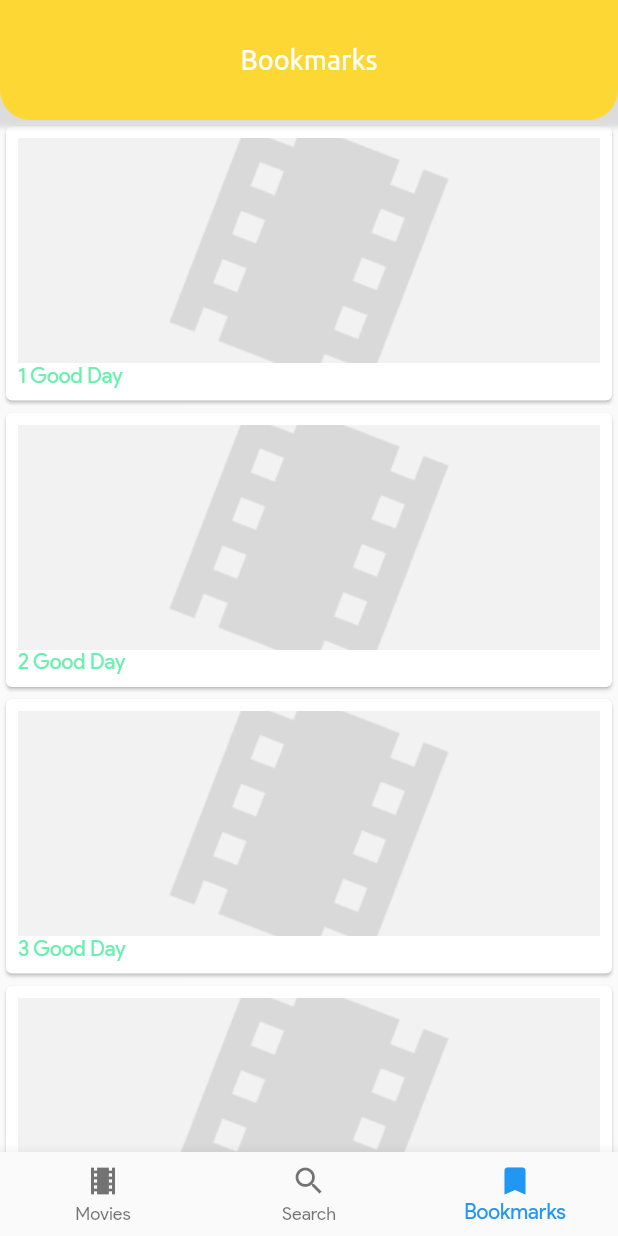
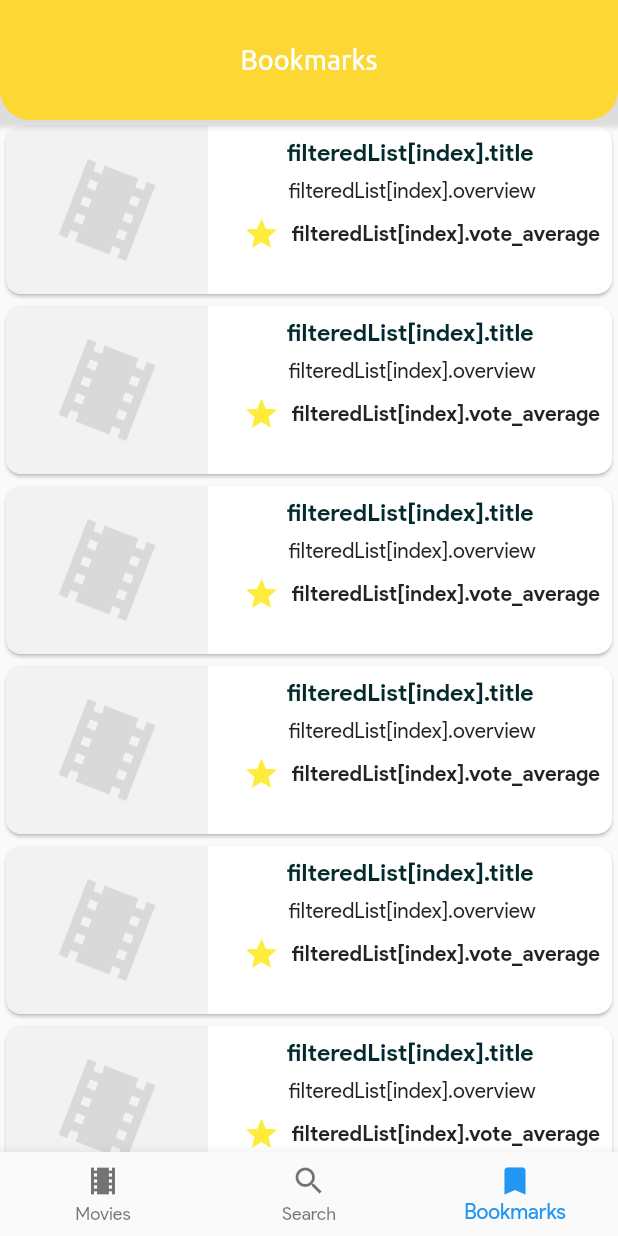
Before and after one commit to ismailnurudeen/Talita, a Flutter app: the screen it shows after launch, item 3 of the bottom bar chosen, on a phone screen of 412 x 824 dp. Run offline on Flutter 3.47's test engine with Material 2 defaults, Android fonts, the phone set to English and light mode, and no system bars; our stand-ins replace hive, youtube_player_flutter; accounts and stored records are empty; generated files the repository leaves out were written again; network calls fail.

```diff
--- a/lib/bookmark_page.dart
+++ b/lib/bookmark_page.dart
@@ -1,11 +1,16 @@
 import 'package:flutter/material.dart';
+import 'package:hive/hive.dart';
 import 'package:talita/resources.dart';
+
+import 'api.dart';
+import 'image_config.dart';
+import 'movie_details_page.dart';
 
 class BookmarkPage extends StatelessWidget {
   @override
   Widget build(BuildContext context) {
     List<Widget> tenCards = List.generate(10, (index) {
-      return getBookmarkItem(index + 1);
+      return BuildBookmarkItem(context, index + 1);
     });
     return Scaffold(
         body: ListView(
@@ -13,31 +18,98 @@ class BookmarkPage extends StatelessWidget {
     ));
   }
 
-  getBookmarkItem(int index) {
-    return Container(
-      child: Card(
-          child: InkWell(
-        splashColor: ColorRes.lightCornYellow,
-        onTap: () {
-          print("Bookmark Clicked");
-        },
-        child: Padding(
-          padding: const EdgeInsets.all(8.0),
-          child: Column(
-            crossAxisAlignment: CrossAxisAlignment.stretch,
-            mainAxisAlignment: MainAxisAlignment.center,
+  BuildBookmarkItem(BuildContext context, int index) {
+    return GestureDetector(
+      // onTap: () => Navigator.of(context).push(
+      //   MaterialPageRoute(
+      //     builder: (context) => MovieDetailsPage(movie: filteredList[index]),
+      //   ),
+      // ),
+      child: Container(
+        height: 120,
+        child: Card(
+          shape: RoundedRectangleBorder(
+            borderRadius: BorderRadius.all(Radius.circular(10)),
+          ),
+          child: Row(
             children: <Widget>[
-              Image.asset(
-                'images/movie-placeholder.gif',
-                height: 150,
-                fit: BoxFit.cover,
+              Expanded(
+                flex: 1,
+                child: Container(
+                  child: ClipRRect(
+                    borderRadius: BorderRadius.only(
+                        topLeft: Radius.circular(10),
+                        bottomLeft: Radius.circular(10)),
+                    child: Image.asset(
+                      "images/movie-placeholder.gif",
+                      fit: BoxFit.cover,
+                      height: 120,
+                    ),
+                    //  Image.network(
+                    //   Api().getImageUrl(
+                    //       path:
+                    //           filteredList[index].poster_path,
+                    //       size: PosterSizes.w500),
+                    //   fit: BoxFit.cover,
+                    //   height: 120,
+                    // ),
+                  ),
+                ),
               ),
-              Text("$index Good Day",
-                  style: TextStyle(color:ColorRes.greenAccent))
+              Expanded(
+                flex: 2,
+                child: Padding(
+                  padding: const EdgeInsets.all(8.0),
+                  child: Column(
+                    children: <Widget>[
+                      Text("filteredList[index].title",
+                          style: TextStyle(
+                              fontSize: 16,
+                              color: ColorRes.richBlack,
+                              fontWeight: FontWeight.bold),
+                          maxLines: 1,
+                          overflow: TextOverflow.ellipsis),
+                      SizedBox(
+                        height: 8,
+                      ),
+                      Text(
+                        " filteredList[index].overview",
+                        overflow: TextOverflow.ellipsis,
+                        maxLines: 2,
+                      ),
+                      SizedBox(
+                        height: 8,
+                      ),
+                      Row(
+                        mainAxisAlignment: MainAxisAlignment.end,
+                        children: <Widget>[
+                          Icon(
+                            Icons.star,
+                            color: Colors.yellow,
+                          ),
+                          SizedBox(
+                            width: 8.0,
+                          ),
+                          Text(
+                            "filteredList[index].vote_average",
+                            style: TextStyle(fontWeight: FontWeight.bold),
+                          ),
+                        ],
+                      ),
+                    ],
+                  ),
+                ),
+              )
             ],
           ),
         ),
-      )),
+      ),
     );
   }
+
+  var _box = Hive.box("app_data");
+  List<int> _getbookmarks() {
+    List<int> bookmarkIds = _box.get("bookmarks");
+    return bookmarkIds;
+  }
 }
--- a/pubspec.yaml
+++ b/pubspec.yaml
@@ -16,7 +16,10 @@ dependencies:
   intl: 0.16.1
   youtube_player_flutter: ^6.1.0+7
   flutter_staggered_grid_view: ^0.3.0
-  # url_launcher: ^5.4.5
+  url_launcher: ^5.4.5
+  hive: ^1.4.1+1
+  hive_flutter: ^0.2.1
+  path_provider: ^1.6.7
 
 dev_dependencies:
   flutter_test:
@@ -25,6 +28,7 @@ dev_dependencies:
   json_model: ^0.0.2
   build_runner: ^1.0.0
   json_serializable: ^2.0.0
+  hive_generator: ^0.5.2
 
 
 flutter:
```
Also changed, not shown: lib/main.dart (+13 -7 lines), lib/movie_details_page.dart (+78 -23 lines), lib/search_page.dart (+102 -13 lines), lib/splash_screen.dart (+6 -3 lines), pubspec.lock, 17 other files.
